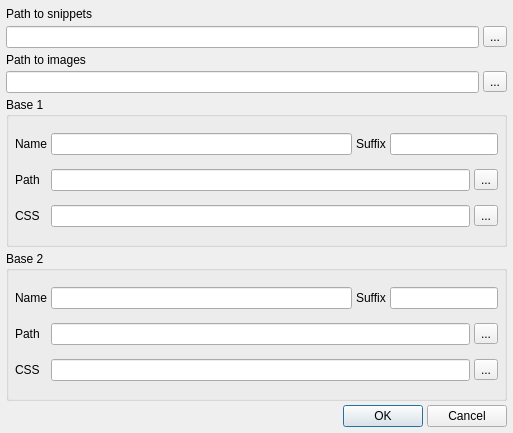
NeoProgramming/NeoPad, file src/gui/prjpropsdlg.ui: the form before one commit.
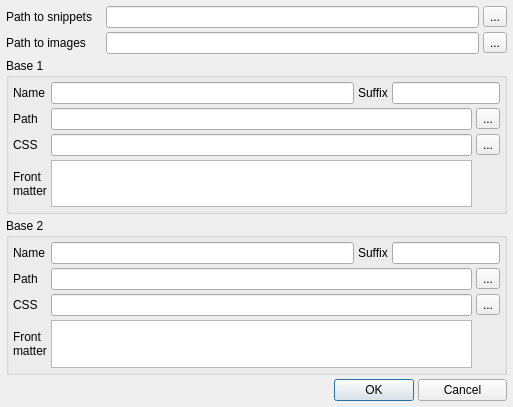
The form after the commit.

Commit message: prefixes (front matters) support added

The edit to the form file:
```diff
--- a/src/gui/prjpropsdlg.ui
+++ b/src/gui/prjpropsdlg.ui
@@ -7,7 +7,7 @@
     <x>0</x>
     <y>0</y>
     <width>513</width>
-    <height>433</height>
+    <height>407</height>
    </rect>
   </property>
   <property name="windowTitle">
@@ -16,39 +16,63 @@
   <layout class="QGridLayout" name="gridLayout_2">
    <item row="0" column="0">
     <widget class="QLabel" name="label">
+     <property name="sizePolicy">
+      <sizepolicy hsizetype="Minimum" vsizetype="Preferred">
+       <horstretch>0</horstretch>
+       <verstretch>0</verstretch>
+      </sizepolicy>
+     </property>
+     <property name="maximumSize">
+      <size>
+       <width>100</width>
+       <height>16777215</height>
+      </size>
+     </property>
      <property name="text">
       <string>Path to snippets</string>
      </property>
     </widget>
    </item>
-   <item row="1" column="0" colspan="3">
+   <item row="0" column="1" colspan="3">
     <widget class="QLineEdit" name="lineSnippets"/>
    </item>
-   <item row="1" column="3">
+   <item row="0" column="4">
     <widget class="QToolButton" name="toolSnippets">
      <property name="text">
       <string>...</string>
      </property>
     </widget>
    </item>
-   <item row="2" column="0">
+   <item row="1" column="0">
     <widget class="QLabel" name="label_4">
+     <property name="sizePolicy">
+      <sizepolicy hsizetype="Minimum" vsizetype="Preferred">
+       <horstretch>0</horstretch>
+       <verstretch>0</verstretch>
+      </sizepolicy>
+     </property>
+     <property name="maximumSize">
+      <size>
+       <width>100</width>
+       <height>16777215</height>
+      </size>
+     </property>
      <property name="text">
       <string>Path to images</string>
      </property>
     </widget>
    </item>
-   <item row="3" column="0" colspan="3">
+   <item row="1" column="1" colspan="3">
     <widget class="QLineEdit" name="lineImages"/>
    </item>
-   <item row="3" column="3">
+   <item row="1" column="4">
     <widget class="QToolButton" name="toolImages">
      <property name="text">
       <string>...</string>
      </property>
     </widget>
    </item>
-   <item row="4" column="0" colspan="4">
+   <item row="2" column="0" colspan="5">
     <widget class="QGroupBox" name="groupBox_2">
      <property name="minimumSize">
       <size>
@@ -60,12 +84,23 @@
       <string>Base 1</string>
      </property>
      <layout class="QGridLayout" name="gridLayout">
-      <item row="0" column="0">
-       <widget class="QLabel" name="label_7">
-        <property name="text">
-         <string>Name</string>
-        </property>
-       </widget>
+      <property name="leftMargin">
+       <number>4</number>
+      </property>
+      <property name="topMargin">
+       <number>4</number>
+      </property>
+      <property name="rightMargin">
+       <number>4</number>
+      </property>
+      <property name="bottomMargin">
+       <number>4</number>
+      </property>
+      <property name="verticalSpacing">
+       <number>4</number>
+      </property>
+      <item row="1" column="1" colspan="3">
+       <widget class="QLineEdit" name="lineBPath1"/>
       </item>
       <item row="0" column="1">
        <widget class="QLineEdit" name="lineBName1"/>
@@ -77,19 +112,6 @@
         </property>
        </widget>
       </item>
-      <item row="0" column="3" colspan="2">
-       <widget class="QLineEdit" name="lineBSuffix1"/>
-      </item>
-      <item row="1" column="0">
-       <widget class="QLabel" name="label_6">
-        <property name="text">
-         <string>Path</string>
-        </property>
-       </widget>
-      </item>
-      <item row="1" column="1" colspan="3">
-       <widget class="QLineEdit" name="lineBPath1"/>
-      </item>
       <item row="1" column="4">
        <widget class="QToolButton" name="toolBPath1">
         <property name="text">
@@ -104,6 +126,23 @@
         </property>
        </widget>
       </item>
+      <item row="0" column="3" colspan="2">
+       <widget class="QLineEdit" name="lineBSuffix1"/>
+      </item>
+      <item row="0" column="0">
+       <widget class="QLabel" name="label_7">
+        <property name="text">
+         <string>Name</string>
+        </property>
+       </widget>
+      </item>
+      <item row="1" column="0">
+       <widget class="QLabel" name="label_6">
+        <property name="text">
+         <string>Path</string>
+        </property>
+       </widget>
+      </item>
       <item row="2" column="1" colspan="3">
        <widget class="QLineEdit" name="lineBCSS1"/>
       </item>
@@ -114,10 +153,21 @@
         </property>
        </widget>
       </item>
+      <item row="3" column="0">
+       <widget class="QLabel" name="label_14">
+        <property name="text">
+         <string>Front
+matter</string>
+        </property>
+       </widget>
+      </item>
+      <item row="3" column="1" colspan="3">
+       <widget class="QPlainTextEdit" name="plainPrefix1"/>
+      </item>
      </layout>
     </widget>
    </item>
-   <item row="5" column="0" colspan="4">
+   <item row="3" column="0" colspan="5">
     <widget class="QGroupBox" name="groupBox_3">
      <property name="minimumSize">
       <size>
@@ -130,51 +180,21 @@
      </property>
      <layout class="QGridLayout" name="gridLayout_4">
       <property name="leftMargin">
-       <number>6</number>
+       <number>4</number>
       </property>
       <property name="topMargin">
-       <number>6</number>
+       <number>4</number>
       </property>
       <property name="rightMargin">
-       <number>6</number>
+       <number>4</number>
       </property>
       <property name="bottomMargin">
-       <number>6</number>
+       <number>4</number>
       </property>
       <property name="spacing">
        <number>4</number>
       </property>
-      <item row="0" column="0">
-       <widget class="QLabel" name="label_9">
-        <property name="text">
-         <string>Name</string>
-        </property>
-       </widget>
-      </item>
-      <item row="0" column="1">
-       <widget class="QLineEdit" name="lineBName2"/>
-      </item>
-      <item row="0" column="2">
-       <widget class="QLabel" name="label_10">
-        <property name="text">
-         <string>Suffix</string>
-        </property>
-       </widget>
-      </item>
-      <item row="0" column="3" colspan="2">
-       <widget class="QLineEdit" name="lineBSuffix2"/>
-      </item>
-      <item row="1" column="0">
-       <widget class="QLabel" name="label_11">
-        <property name="text">
-         <string>Path</string>
-        </property>
-       </widget>
-      </item>
-      <item row="1" column="1" colspan="3">
-       <widget class="QLineEdit" name="lineBPath2"/>
-      </item>
-      <item row="1" column="4">
+      <item row="1" column="5">
        <widget class="QToolButton" name="toolBPath2">
         <property name="text">
          <string>...</string>
@@ -188,20 +208,61 @@
         </property>
        </widget>
       </item>
-      <item row="2" column="1" colspan="3">
+      <item row="1" column="2" colspan="3">
+       <widget class="QLineEdit" name="lineBPath2"/>
+      </item>
+      <item row="0" column="2">
+       <widget class="QLineEdit" name="lineBName2"/>
+      </item>
+      <item row="0" column="3">
+       <widget class="QLabel" name="label_10">
+        <property name="text">
+         <string>Suffix</string>
+        </property>
+       </widget>
+      </item>
+      <item row="2" column="2" colspan="3">
        <widget class="QLineEdit" name="lineBCSS2"/>
       </item>
-      <item row="2" column="4">
+      <item row="0" column="4" colspan="2">
+       <widget class="QLineEdit" name="lineBSuffix2"/>
+      </item>
+      <item row="2" column="5">
        <widget class="QToolButton" name="toolBCSS2">
         <property name="text">
          <string>...</string>
         </property>
        </widget>
       </item>
+      <item row="1" column="0">
+       <widget class="QLabel" name="label_11">
+        <property name="text">
+         <string>Path</string>
+        </property>
+       </widget>
+      </item>
+      <item row="0" column="0">
+       <widget class="QLabel" name="label_9">
+        <property name="text">
+         <string>Name</string>
+        </property>
+       </widget>
+      </item>
+      <item row="3" column="0">
+       <widget class="QLabel" name="label_13">
+        <property name="text">
+         <string>Front
+matter</string>
+        </property>
+       </widget>
+      </item>
+      <item row="3" column="2" colspan="3">
+       <widget class="QPlainTextEdit" name="plainPrefix2"/>
+      </item>
      </layout>
     </widget>
    </item>
-   <item row="6" column="0">
+   <item row="4" column="0" colspan="2">
     <spacer name="horizontalSpacer">
      <property name="orientation">
       <enum>Qt::Horizontal</enum>
@@ -214,14 +275,14 @@
      </property>
     </spacer>
    </item>
-   <item row="6" column="1">
+   <item row="4" column="2">
     <widget class="QPushButton" name="pushOk">
      <property name="text">
       <string>OK</string>
      </property>
     </widget>
    </item>
-   <item row="6" column="2" colspan="2">
+   <item row="4" column="3" colspan="2">
     <widget class="QPushButton" name="pushCancel">
      <property name="text">
       <string>Cancel</string>
```
The commit also changes 14 other files.
